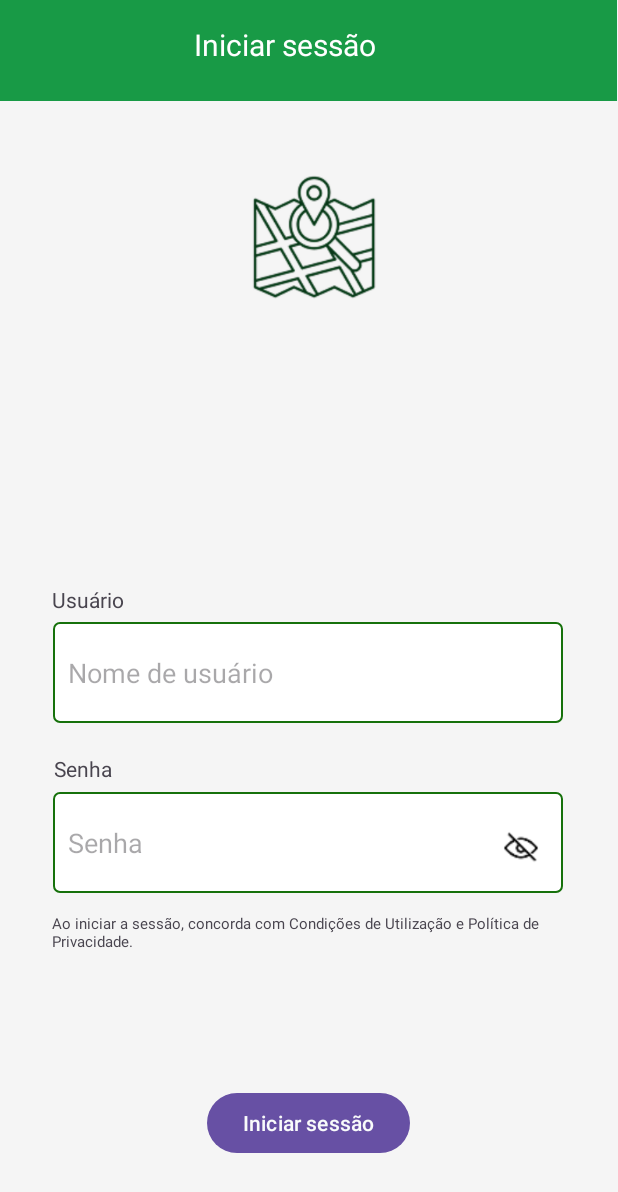
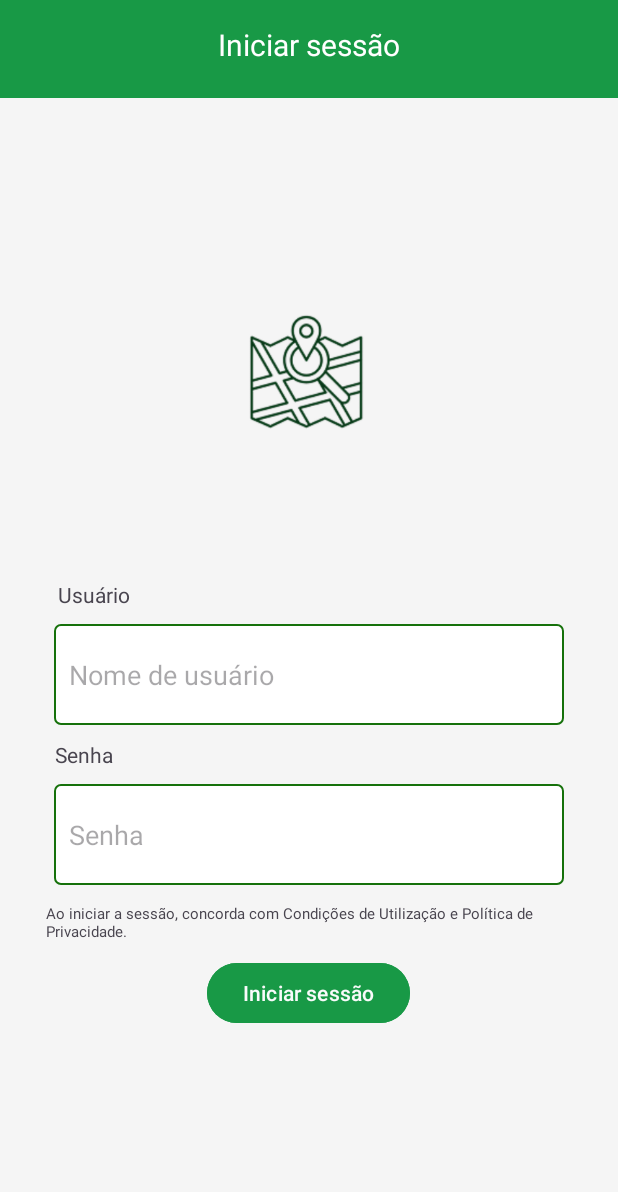
Before and after one commit to mjmdl/tour-cidades-gemeas, an Android app: the layout activity_iniciar_sessao.xml on its own in the app's theme, with its tools: preview values and no code run, on a phone screen of 412 x 824 dp. Shown: the top 1192 px of the screen. Run offline under Robolectric (Android 15) with nearby library versions, the phone set to English and light mode, and no system bars.

Commit message:
Tela de Login

```diff
--- a/tourApp/tour-cidades-gemeas/app/src/main/AndroidManifest.xml
+++ b/tourApp/tour-cidades-gemeas/app/src/main/AndroidManifest.xml
@@ -53,6 +53,9 @@
            android:exported="false" />
        -->
         <activity android:name=".LoguinActivity" />
+        <activity android:name=".IniciarSessaoActivity"/>
+        <activity android:name=".TelaPrincipalActivity"/>
+
         <activity
             android:name=".MainActivity"
             android:exported="true">
--- a/tourApp/tour-cidades-gemeas/app/src/main/java/com/example/tourgemeas/IniciarSessaoActivity.kt
+++ b/tourApp/tour-cidades-gemeas/app/src/main/java/com/example/tourgemeas/IniciarSessaoActivity.kt
@@ -1,20 +1,41 @@
 package com.example.tourgemeas
 
+import android.content.Intent
 import android.os.Bundle
+import android.widget.Toast
 import androidx.activity.enableEdgeToEdge
 import androidx.appcompat.app.AppCompatActivity
 import androidx.core.view.ViewCompat
 import androidx.core.view.WindowInsetsCompat
+import com.example.tourgemeas.databinding.ActivityIniciarSessaoBinding
+import com.example.tourgemeas.databinding.ActivityLoguinBinding
 
 class IniciarSessaoActivity : AppCompatActivity() {
+
+    private lateinit var telaInciarSessaoAct: ActivityIniciarSessaoBinding
+
     override fun onCreate(savedInstanceState: Bundle?) {
         super.onCreate(savedInstanceState)
+
+        telaInciarSessaoAct = ActivityIniciarSessaoBinding.inflate(layoutInflater)
+
         enableEdgeToEdge()
-        setContentView(R.layout.activity_iniciar_sessao)
-        ViewCompat.setOnApplyWindowInsetsListener(findViewById(R.id.main)) { v, insets ->
-            val systemBars = insets.getInsets(WindowInsetsCompat.Type.systemBars())
-            v.setPadding(systemBars.left, systemBars.top, systemBars.right, systemBars.bottom)
-            insets
+
+        setContentView(telaInciarSessaoAct.root)
+
+
+        telaInciarSessaoAct.btnIniciarSessao.setOnClickListener() {
+            if (telaInciarSessaoAct.editUsuario.text.toString() == "admin@email.com"
+                && telaInciarSessaoAct.editSenha.text.toString() == "123456") {
+
+                Toast.makeText(this, "Login bem-sucedido!", Toast.LENGTH_SHORT).show()
+
+                val intent = Intent(this, TelaPrincipalActivity::class.java)
+                startActivity(intent)
+            } else {
+                Toast.makeText(this, "Email ou senha inválidos!", Toast.LENGTH_SHORT).show()
+            }
         }
+
     }
 }
--- a/tourApp/tour-cidades-gemeas/app/src/main/java/com/example/tourgemeas/LoguinActivity.kt
+++ b/tourApp/tour-cidades-gemeas/app/src/main/java/com/example/tourgemeas/LoguinActivity.kt
@@ -21,9 +21,10 @@ class LoguinActivity : AppCompatActivity() {
         setContentView(telaLoguinAct.root)
 
         telaLoguinAct.btnInicialSessao.setOnClickListener() {
-            val intent = Intent(this, TelaPrincipalActivity::class.java)
+            val intent = Intent(this, IniciarSessaoActivity::class.java)
             startActivity(intent)
         }
 
+
     }
 }
--- a/tourApp/tour-cidades-gemeas/app/src/main/res/layout/activity_cuidado.xml
+++ b/tourApp/tour-cidades-gemeas/app/src/main/res/layout/activity_cuidado.xml
@@ -61,7 +61,7 @@ Preste
         app:layout_constraintVertical_bias="0.614" />
 
     <Button
-        android:id="@+id/button2"
+        android:id="@+id/btnIniciarSessao"
         android:layout_width="wrap_content"
         android:layout_height="wrap_content"
         android:backgroundTint="#189A46"
--- a/tourApp/tour-cidades-gemeas/app/src/main/res/layout/activity_iniciar_sessao.xml
+++ b/tourApp/tour-cidades-gemeas/app/src/main/res/layout/activity_iniciar_sessao.xml
@@ -9,40 +9,54 @@
     android:background="@color/blue"
     tools:context=".IniciarSessaoActivity">
 
-    <View
-        android:id="@+id/view"
-        android:layout_width="411dp"
-        android:layout_height="67dp"
-        android:background="#FDFDFD"
-        android:backgroundTint="#189A46"
-        app:layout_constraintEnd_toEndOf="parent"
-        app:layout_constraintHorizontal_bias="0.0"
-        app:layout_constraintStart_toStartOf="parent"
-        tools:layout_editor_absoluteY="-9dp" />
+    <LinearLayout
+        android:layout_width="match_parent"
+        android:layout_height="match_parent"
+        android:orientation="vertical"
+        app:layout_constraintBottom_toBottomOf="parent"
+        tools:layout_editor_absoluteX="167dp">
+
+        <LinearLayout
+            android:layout_width="match_parent"
+            android:layout_height="65dp"
+            android:background="#189946"
+            android:backgroundTint="#189946"
+            android:orientation="vertical"
+            tools:visibility="visible">
+
+            <TextView
+                android:id="@+id/textView3"
+                android:layout_width="match_parent"
+                android:layout_height="27dp"
+                android:layout_marginTop="16dp"
+                android:text="Iniciar sessão"
+                android:textAlignment="center"
+                android:textColor="#FFFFFF"
+                android:textSize="20sp" />
+
+        </LinearLayout>
+
+        <LinearLayout
+            android:layout_width="match_parent"
+            android:layout_height="match_parent"
+            android:gravity="center|top"
+            android:orientation="vertical"
+            android:textAlignment="center">
+
+            <ImageView
+                android:id="@+id/imageView6"
+                android:layout_width="match_parent"
+                android:layout_height="281dp"
+                android:layout_marginTop="40dp"
+                app:srcCompat="@drawable/projeto_criador_de_logotipo__1__1" />
 
             <TextView
                 android:id="@+id/textView2"
-        android:layout_width="wrap_content"
+                android:layout_width="334dp"
                 android:layout_height="wrap_content"
                 android:text="Usuário"
-        app:layout_constraintBottom_toBottomOf="parent"
-        app:layout_constraintEnd_toEndOf="parent"
-        app:layout_constraintHorizontal_bias="0.096"
-        app:layout_constraintStart_toStartOf="parent"
-        app:layout_constraintTop_toTopOf="parent"
-        app:layout_constraintVertical_bias="0.485" />
-
-    <TextView
-        android:id="@+id/textView"
-        android:layout_width="wrap_content"
-        android:layout_height="wrap_content"
-        android:text="Senha"
-        app:layout_constraintBottom_toBottomOf="parent"
-        app:layout_constraintEnd_toEndOf="parent"
-        app:layout_constraintHorizontal_bias="0.096"
-        app:layout_constraintStart_toStartOf="parent"
-        app:layout_constraintTop_toTopOf="parent"
-        app:layout_constraintVertical_bias="0.625" />
+                android:layout_marginBottom="10dp"
+                />
 
             <EditText
                 android:id="@+id/editUsuario"
@@ -50,54 +64,28 @@
                 android:layout_height="67dp"
                 android:background="@drawable/borda_verde"
                 android:ems="10"
+                android:hint="Nome de usuário"
                 android:inputType="text"
                 android:padding="10dp"
-        android:hint="Nome de usuário"
-        app:layout_constraintBottom_toBottomOf="parent"
-        app:layout_constraintEnd_toEndOf="parent"
-        app:layout_constraintHorizontal_bias="0.492"
-        app:layout_constraintStart_toStartOf="parent"
-        app:layout_constraintTop_toTopOf="parent"
-        app:layout_constraintVertical_bias="0.548" />
+                android:layout_marginBottom="10dp"
+                />
+
+            <TextView
+                android:id="@+id/textView"
+                android:layout_width="338dp"
+                android:layout_height="wrap_content"
+                android:text="Senha"
+                android:layout_marginBottom="10dp"
+                />
 
             <EditText
                 android:id="@+id/editSenha"
                 android:layout_width="340dp"
                 android:layout_height="67dp"
                 android:background="@drawable/borda_verde"
-        android:paddingStart="10dp"
                 android:hint="Senha"
                 android:inputType="textPassword"
-        app:layout_constraintBottom_toBottomOf="parent"
-        app:layout_constraintEnd_toEndOf="parent"
-        app:layout_constraintHorizontal_bias="0.492"
-        app:layout_constraintStart_toStartOf="parent"
-        app:layout_constraintTop_toTopOf="parent"
-        app:layout_constraintVertical_bias="0.698" />
-
-    <TextView
-        android:id="@+id/textView3"
-        android:layout_width="152dp"
-        android:layout_height="27dp"
-        android:layout_marginTop="16dp"
-        android:text="Iniciar sessão"
-        android:textColor="#FFFFFF"
-        android:textSize="20sp"
-        app:layout_constraintEnd_toEndOf="parent"
-        app:layout_constraintHorizontal_bias="0.498"
-        app:layout_constraintStart_toStartOf="parent"
-        app:layout_constraintTop_toTopOf="parent" />
-
-    <ImageView
-        android:id="@+id/imageView6"
-        android:layout_width="389dp"
-        android:layout_height="304dp"
-        android:layout_marginTop="4dp"
-        app:layout_constraintEnd_toEndOf="parent"
-        app:layout_constraintHorizontal_bias="0.727"
-        app:layout_constraintStart_toStartOf="parent"
-        app:layout_constraintTop_toTopOf="parent"
-        app:srcCompat="@drawable/projeto_criador_de_logotipo__1__1" />
+                android:paddingStart="10dp" />
 
             <TextView
                 android:id="@+id/textView5"
@@ -107,38 +95,20 @@
                 android:layout_marginTop="12dp"
                 android:layout_marginEnd="16dp"
                 android:text="Ao iniciar a sessão, concorda com Condições de Utilização e Política de Privacidade."
-        android:textSize="10sp"
-        app:layout_constraintBottom_toBottomOf="parent"
-        app:layout_constraintEnd_toEndOf="parent"
-        app:layout_constraintHorizontal_bias="1.0"
-        app:layout_constraintStart_toStartOf="parent"
-        app:layout_constraintTop_toBottomOf="@+id/editSenha"
-        app:layout_constraintVertical_bias="0.006" />
+                android:textSize="10sp" />
 
             <Button
-        android:id="@+id/button2"
+                android:id="@+id/btnIniciarSessao"
                 android:layout_width="wrap_content"
                 android:layout_height="wrap_content"
 
                 android:text="Iniciar sessão"
                 android:textColor="#F9FBFB"
-        app:layout_constraintBottom_toBottomOf="parent"
-        app:layout_constraintEnd_toEndOf="parent"
-        app:layout_constraintHorizontal_bias="0.498"
-        app:layout_constraintStart_toStartOf="parent"
-        app:layout_constraintTop_toTopOf="@+id/view"
-        app:layout_constraintVertical_bias="0.934" />
+                android:textColorLink="#189946"
+                android:backgroundTint="#189946"
+                />
+        </LinearLayout>
 
-    <ImageView
-        android:id="@+id/view_senha"
-        android:layout_width="24dp"
-        android:layout_height="25dp"
-        app:layout_constraintBottom_toBottomOf="parent"
-        app:layout_constraintEnd_toEndOf="parent"
-        app:layout_constraintHorizontal_bias="0.864"
-        app:layout_constraintStart_toStartOf="parent"
-        app:layout_constraintTop_toTopOf="parent"
-        app:layout_constraintVertical_bias="0.692"
-        app:srcCompat="@drawable/olho_1" />
+    </LinearLayout>
 
 </androidx.constraintlayout.widget.ConstraintLayout>
--- a/tourApp/tour-cidades-gemeas/app/src/main/res/layout/activity_loguin.xml
+++ b/tourApp/tour-cidades-gemeas/app/src/main/res/layout/activity_loguin.xml
@@ -79,7 +79,7 @@
         app:strokeWidth="2dp" />
 
     <Button
-        android:id="@+id/button"
+        android:id="@+id/btnRegistrar"
 
         android:layout_width="wrap_content"
         android:layout_height="wrap_content"
```
Lines whose indentation alone changed are shown as unchanged.
